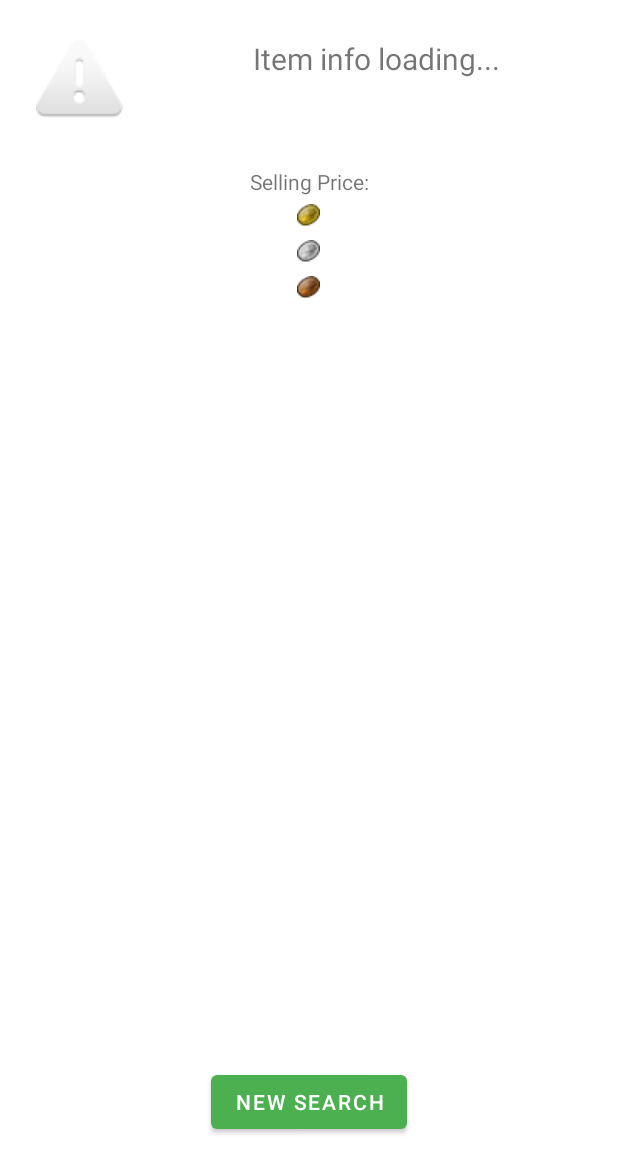
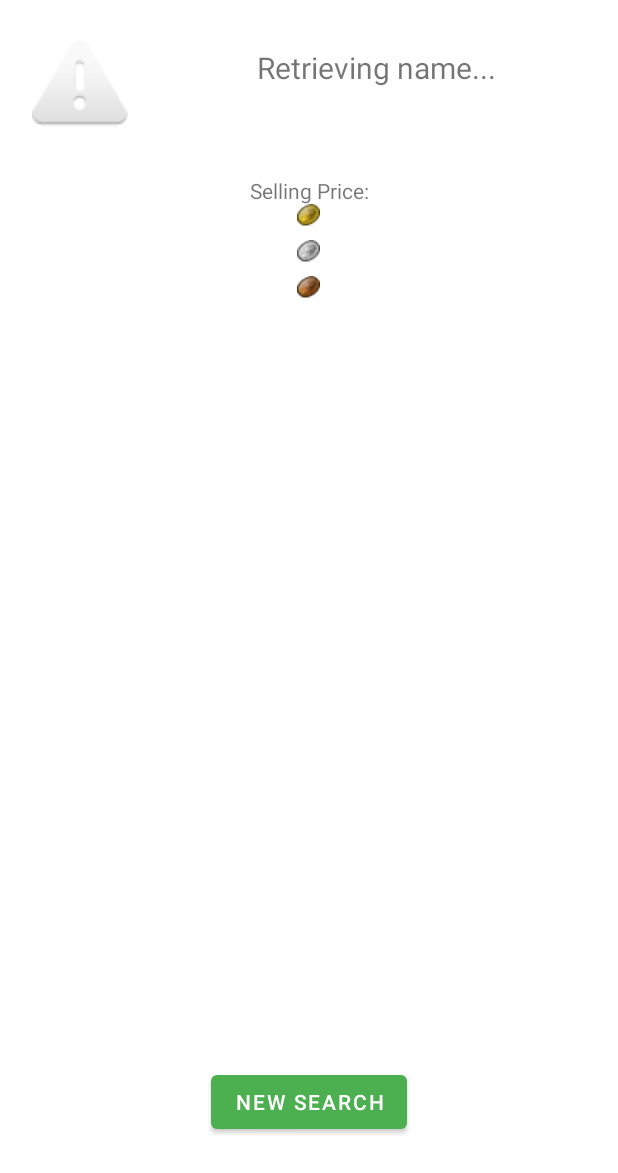
Before and after one commit to FernandoH-G/GW2-Items, an Android app: the layout fragment_info.xml on its own in the app's theme, with its tools: preview values and no code run, on a phone screen of 412 x 824 dp. Shown: the top 1173 px of the screen. Run offline under Robolectric (Android 15) with nearby library versions, the phone set to English and light mode, and no system bars; network calls fail.

Commit message:
Updated some strings.

```diff
--- a/app/src/main/res/layout/fragment_info.xml
+++ b/app/src/main/res/layout/fragment_info.xml
@@ -16,13 +16,12 @@
         android:textAlignment="center"
         android:textSize="20sp"
         app:layout_constraintBottom_toBottomOf="@+id/IMGV_item_icon"
-        app:layout_constraintEnd_toEndOf="parent"
-        tools:text="Item info loading..." />
+        app:layout_constraintEnd_toEndOf="parent" />
 
     <ImageView
         android:id="@+id/IMGV_item_icon"
-        android:layout_width="62dp"
-        android:layout_height="58dp"
+        android:layout_width="64dp"
+        android:layout_height="64dp"
         android:layout_marginStart="16dp"
         android:layout_marginTop="25dp"
         android:layout_marginEnd="8dp"
--- a/app/src/main/res/values/strings.xml
+++ b/app/src/main/res/values/strings.xml
@@ -1,6 +1,6 @@
 <resources>
     <string name="app_name">GW2 Market</string>
-    <string name="hello_blank_fragment">Hello blank fragment</string>
+    <string name="hello_blank_fragment">Retrieving name...</string>
     <string name="item">Full Equipment Name</string>
     <string name="search">Search</string>
     <string name="app_logo">App Logo</string>
```
